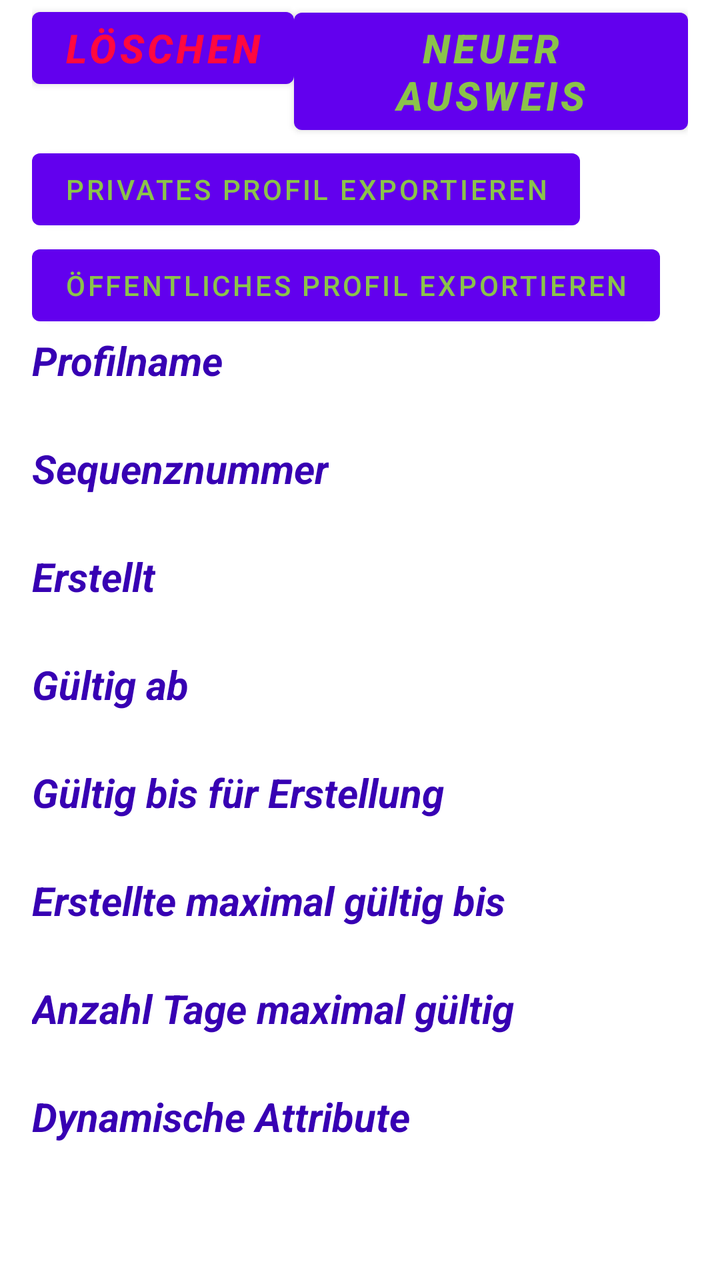
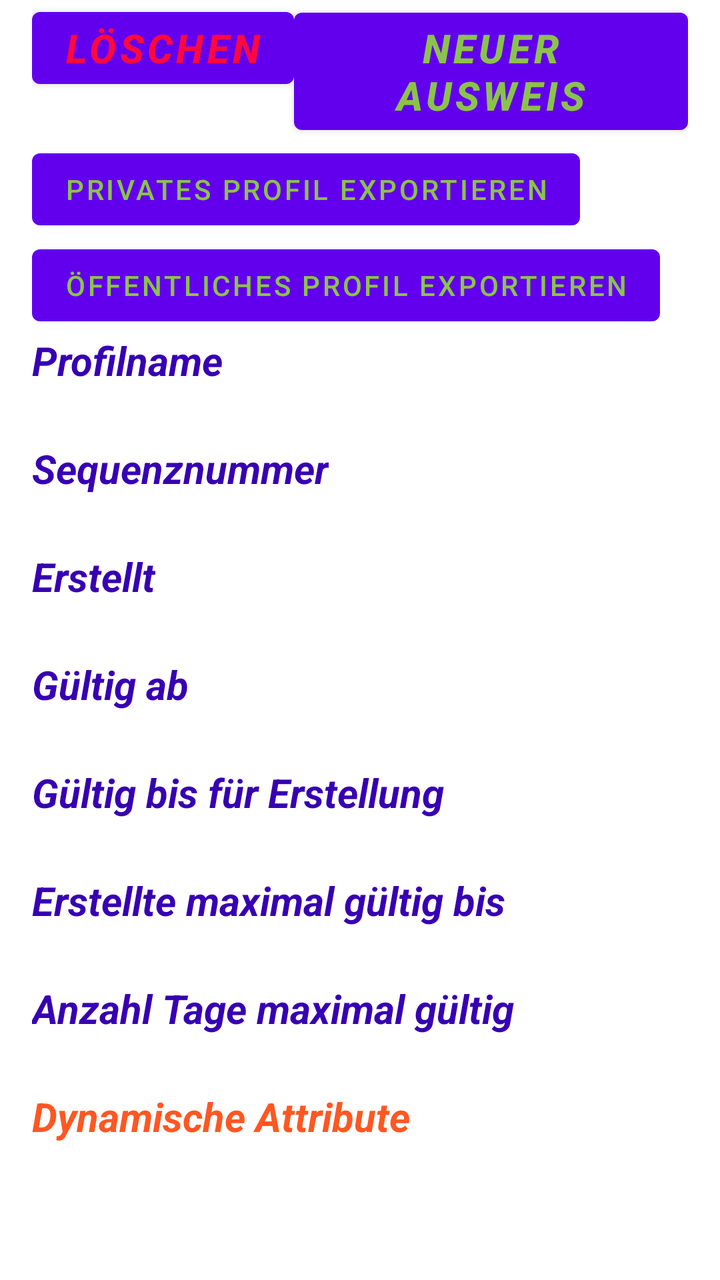

Screens rendered from an Android XML layout before and after an edit, with the pre-edit source and the edit as a unified diff.
<!-- AndroidManifest.xml: application theme Theme.PommesfanIdentAndroid -->
<!-- res/layout/activity_profile_detail_view.xml -->
<?xml version="1.0" encoding="utf-8"?>
<ScrollView
        xmlns:android="http://schemas.android.com/apk/res/android"
        xmlns:tools="http://schemas.android.com/tools"
        android:id="@+id/publicProfileDetailView"
        android:layout_width="match_parent"
        android:layout_height="match_parent"
        android:paddingLeft="16dp"
        android:paddingRight="16dp"
        android:orientation="vertical"
        tools:context=".ProfileDetailView">

        <LinearLayout
                android:id="@+id/publicProfileAttributes"
                android:layout_width="match_parent"
                android:layout_height="match_parent"
                android:orientation="vertical">
                <LinearLayout
                        android:layout_width="match_parent"
                        android:layout_height="match_parent"
                        android:orientation="horizontal">
                        <Button
                                android:textSize="20sp"
                                android:layout_width="wrap_content"
                                android:layout_height="wrap_content"
                                android:textColor="#FF0840"
                                android:textStyle="bold|italic"
                                android:text="@string/l_schen"
                                android:id="@+id/btnDelete" />
                        <Button
                                android:textSize="20sp"
                                android:layout_width="wrap_content"
                                android:layout_height="wrap_content"
                                android:textColor="#8BC34A"
                                android:textStyle="bold|italic"
                                android:text="@string/neuer_ausweis"
                                android:id="@+id/btnNewID" />
        </LinearLayout>
        <Button
                android:textSize="14sp"
                android:layout_width="wrap_content"
                android:layout_height="wrap_content"
                android:textColor="#8BC34A"
                android:text="@string/privates_profil_exportieren"
                android:id="@+id/btnExportPrivateProfile" />
        <Button
                android:textSize="14sp"
                android:layout_width="wrap_content"
                android:layout_height="wrap_content"
                android:textColor="#8BC34A"
                android:text="@string/ffentliches_profil_exportieren"
                android:id="@+id/btnExportPublicProfile" />
        <TextView
                android:textSize="20sp"
                android:layout_width="wrap_content"
                android:layout_height="wrap_content"
                android:textColor="@color/purple_700"
                android:textStyle="bold|italic"
                android:text="@string/profilname" />
        <TextView
                android:textSize="20sp"
                android:layout_width="wrap_content"
                android:layout_height="wrap_content"
                android:id="@+id/fieldprofileName"/>
        <TextView
                android:textSize="20sp"
                android:layout_width="wrap_content"
                android:layout_height="wrap_content"
                android:textColor="@color/purple_700"
                android:textStyle="bold|italic"
                android:text="@string/sequenznummer" />
        <TextView
                android:textSize="20sp"
                android:layout_width="wrap_content"
                android:layout_height="wrap_content"
                android:id="@+id/sequence_number"/>
        <TextView
                android:textSize="20sp"
                android:layout_width="wrap_content"
                android:layout_height="wrap_content"
                android:textColor="@color/purple_700"
                android:textStyle="bold|italic"
                android:text="@string/erstellt"/>
        <TextView
                android:textSize="20sp"
                android:layout_width="wrap_content"
                android:layout_height="wrap_content"
                android:id="@+id/created"/>
        <TextView
                android:textSize="20sp"
                android:layout_width="wrap_content"
                android:layout_height="wrap_content"
                android:textColor="@color/purple_700"
                android:textStyle="bold|italic"
                android:text="@string/g_ltig_ab"/>
        <TextView
                android:textSize="20sp"
                android:layout_width="wrap_content"
                android:layout_height="wrap_content"
                android:id="@+id/valid_from"/>
        <TextView
                android:textSize="20sp"
                android:layout_width="wrap_content"
                android:layout_height="wrap_content"
                android:textColor="@color/purple_700"
                android:textStyle="bold|italic"
                android:text="@string/g_ltig_bis_f_r_erstellung"/>
        <TextView
                android:textSize="20sp"
                android:layout_width="wrap_content"
                android:layout_height="wrap_content"
                android:id="@+id/valid_for_creation"/>
        <TextView
                android:textSize="20sp"
                android:layout_width="wrap_content"
                android:layout_height="wrap_content"
                android:textColor="@color/purple_700"
                android:textStyle="bold|italic"
                android:text="@string/erstellte_maximal_g_ltig_bis"/>
        <TextView
                android:textSize="20sp"
                android:layout_width="wrap_content"
                android:layout_height="wrap_content"
                android:id="@+id/valid_for_created"/>
        <TextView
                android:textSize="20sp"
                android:layout_width="wrap_content"
                android:layout_height="wrap_content"
                android:textColor="@color/purple_700"
                android:textStyle="bold|italic"
                android:text="@string/anzahl_tage_maximal_g_ltig"/>
        <TextView
                android:textSize="20sp"
                android:layout_width="wrap_content"
                android:layout_height="wrap_content"
                android:id="@+id/max_valid_days"/>
        <TextView
                android:textSize="20sp"
                android:layout_width="wrap_content"
                android:layout_height="wrap_content"
                android:textColor="@color/purple_700"
                android:textStyle="bold|italic"
                android:text="@string/dynamische_attribute"/>
    </LinearLayout>
</ScrollView>
<!-- resources referenced by this layout -->
<resources>
  <color name="purple_700">#FF3700B3</color>
  <string name="anzahl_tage_maximal_g_ltig">Anzahl Tage maximal gültig</string>
  <string name="dynamische_attribute">Dynamische Attribute</string>
  <string name="erstellt">Erstellt</string>
  <string name="erstellte_maximal_g_ltig_bis">Erstellte maximal gültig bis</string>
  <string name="ffentliches_profil_exportieren">Öffentliches Profil exportieren</string>
  <string name="g_ltig_ab">Gültig ab</string>
  <string name="g_ltig_bis_f_r_erstellung">Gültig bis für Erstellung</string>
  <string name="l_schen">Löschen</string>
  <string name="neuer_ausweis">Neuer Ausweis</string>
  <string name="privates_profil_exportieren">Privates Profil exportieren</string>
  <string name="profilname">Profilname</string>
  <string name="sequenznummer">Sequenznummer</string>
  <style name="Theme.PommesfanIdentAndroid" parent="Theme.MaterialComponents.DayNight.NoActionBar">
          
          <item name="colorPrimary">@color/purple_500</item>
          <item name="colorPrimaryVariant">@color/purple_700</item>
          <item name="colorOnPrimary">@color/white</item>
          
          <item name="colorSecondary">@color/teal_200</item>
          <item name="colorSecondaryVariant">@color/teal_700</item>
          <item name="colorOnSecondary">@color/black</item>
          
          <item name="android:statusBarColor">?attr/colorPrimaryVariant</item>
          
      </style>
  <color name="purple_500">#FF6200EE</color>
  <color name="white">#FFFFFFFF</color>
  <color name="teal_200">#FF03DAC5</color>
  <color name="teal_700">#FF018786</color>
  <color name="black">#FF000000</color>
</resources>

<!-- the commit's change to res/layout/activity_profile_detail_view.xml (unified diff, before → after) -->
@@ -138,7 +138,7 @@
                 android:textSize="20sp"
                 android:layout_width="wrap_content"
                 android:layout_height="wrap_content"
-                android:textColor="@color/purple_700"
+                android:textColor="#FF5722"
                 android:textStyle="bold|italic"
                 android:text="@string/dynamische_attribute"/>
     </LinearLayout>
